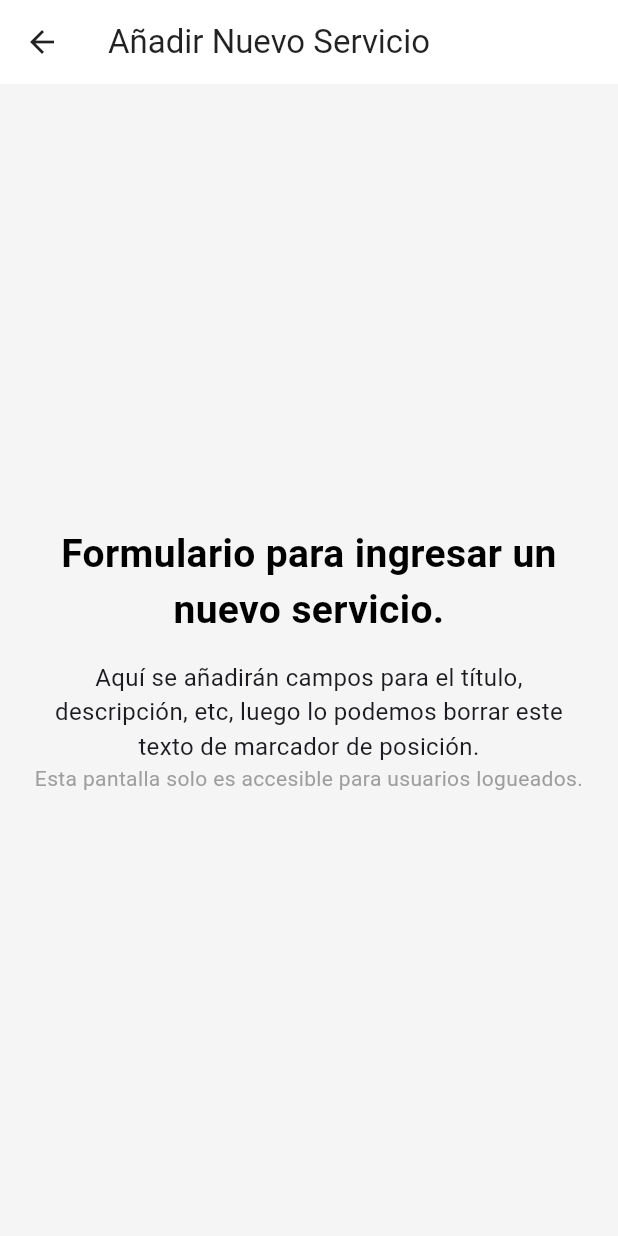
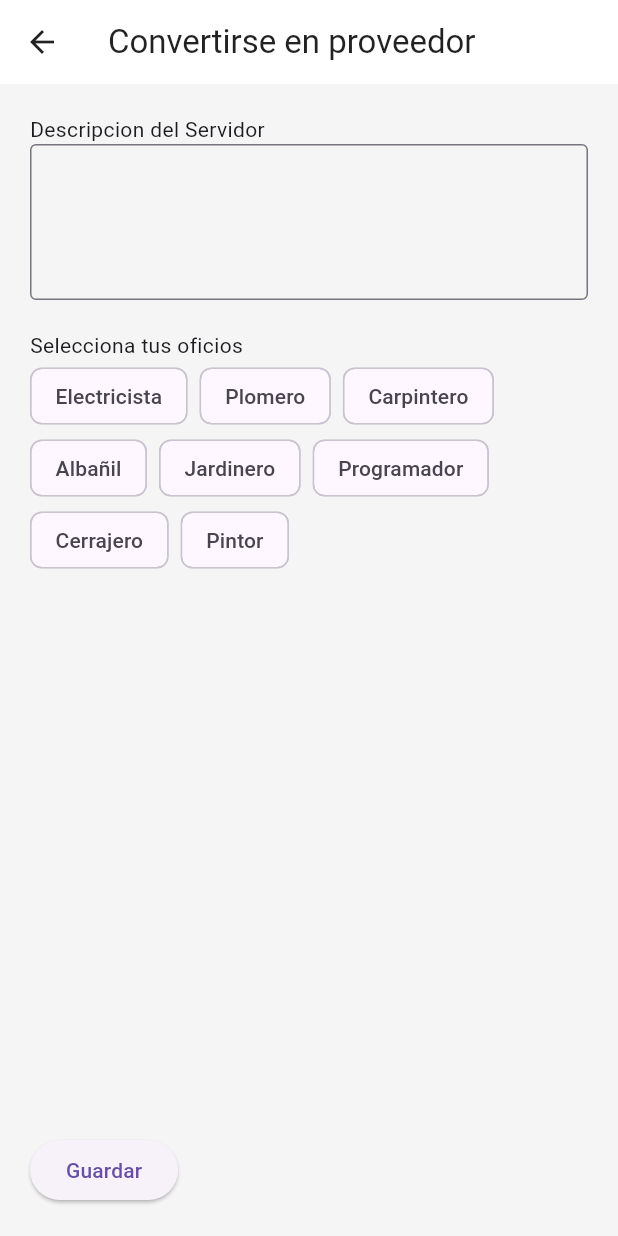
Before and after one commit to TheGeru/Project_Servify, a Flutter app: the AddServiceScreen screen opened directly, on a phone screen of 412 x 824 dp. Run offline on Flutter 3.47's test engine with Material 3 defaults, Android fonts, the phone set to English and light mode, and no system bars; our stand-ins replace cloud_firestore, firebase_auth, firebase_core, google_sign_in; accounts and stored records are empty.

Commit message:
Logica para usuarios

```diff
--- a/lib/screens/add_service_screen.dart
+++ b/lib/screens/add_service_screen.dart
@@ -1,55 +1,87 @@
 import 'package:flutter/material.dart';
 import 'package:firebase_auth/firebase_auth.dart';
+import 'package:cloud_firestore/cloud_firestore.dart';
 
-class AddServiceScreen extends StatelessWidget {
+class AddServiceScreen extends StatefulWidget {
   const AddServiceScreen({super.key});
 
   @override
-  Widget build(BuildContext context) {
-    final User? user = FirebaseAuth.instance.currentUser;
-
-    if (user == null) {
-      WidgetsBinding.instance.addPostFrameCallback((_) {
-        Navigator.pop(context);
-      });
-      return const Scaffold(
-        body: Center(child: CircularProgressIndicator()),
-      );
+  State<AddServiceScreen> createState() => _AddServiceScreenState();
 }
 
+class _AddServiceScreenState extends State<AddServiceScreen> {
+  final TextEditingController descriptionController = TextEditingController();
+
+  List<String> allSkills = [
+    "Electricista",
+    "Plomero",
+    "Carpintero",
+    "Albañil",
+    "Jardinero",
+    "Programador",
+    "Cerrajero",
+    "Pintor",
+  ];
+
+  List<String> selectedSkills = [];
+
+  @override
+  Widget build(BuildContext context) {
     return Scaffold(
-      appBar: AppBar(title: const Text('Añadir Nuevo Servicio')),
-      body: const Center(
-        child: Padding(
-          padding: EdgeInsets.all(20.0),
+      appBar: AppBar(title: const Text("Convertirse en proveedor")),
+      body: Padding(
+        padding: const EdgeInsets.all(20),
         child: Column(
-            mainAxisAlignment: MainAxisAlignment.center,
+          crossAxisAlignment: CrossAxisAlignment.start,
           children: [
-              Text(
-                //aqui es la sintaxis para agregar formulario para la ocpion de agregar servicio
-                'Formulario para ingresar un nuevo servicio.',
-                textAlign: TextAlign.center,
-                style: TextStyle(
-                  fontSize: 26,
-                  fontWeight: FontWeight.bold,
-                  color: Color.fromARGB(255, 0, 0, 0),
+            const Text("Descripcion del Servidor"),
+            TextField(
+              controller: descriptionController,
+              maxLines: 3,
+              decoration: const InputDecoration(border: OutlineInputBorder()),
             ),
+            const SizedBox(height: 20),
+            const Text("Selecciona tus oficios"),
+
+            Wrap(
+              spacing: 8,
+              children: allSkills.map((skill) {
+                final isSelected = selectedSkills.contains(skill);
+                return ChoiceChip(
+                  label: Text(skill),
+                  selected: isSelected,
+                  onSelected: (_) {
+                    setState(() {
+                      if (isSelected) {
+                        selectedSkills.remove(skill);
+                      } else {
+                        selectedSkills.add(skill);
+                      }
+                    });
+                  },
+                );
+              }).toList(),
             ),
-              SizedBox(height: 15),
-              Text(
-                'Aquí se añadirán campos para el título, descripción, etc, luego lo podemos borrar este texto de marcador de posición.',
-                textAlign: TextAlign.center,
-                style: TextStyle(fontSize: 16),
-              ),
-              Text(
-                'Esta pantalla solo es accesible para usuarios logueados.',
-                textAlign: TextAlign.center,
-                style: TextStyle(fontSize: 14, color: Colors.grey),
+            const Spacer(),
+            ElevatedButton(
+              onPressed: saveProviderData,
+              child: const Text("Guardar"),
             ),
           ],
         ),
       ),
-      ),
     );
   }
+
+  Future<void> saveProviderData() async {
+    final user = FirebaseAuth.instance.currentUser;
+    if (user == null) return;
+
+    await FirebaseFirestore.instance.collection("users").doc(user.uid).update({
+      "tipo": "provider",
+      "descripcion": descriptionController.text.trim(),
+      "oficios": selectedSkills,
+    });
+    Navigator.pop(context);
   }
+}
```
Also changed, not shown: lib/models/usuarios_model.dart (+7 -6 lines), lib/screens/home_screen.dart (+36 -5 lines), lib/screens/perfil_usuario_screen.dart (+27 -14 lines), lib/widgets/home_view.dart (+6 -2 lines), lib/widgets/info_row.dart (added, +37 -0 lines). Lines whose indentation alone changed are shown as unchanged.
